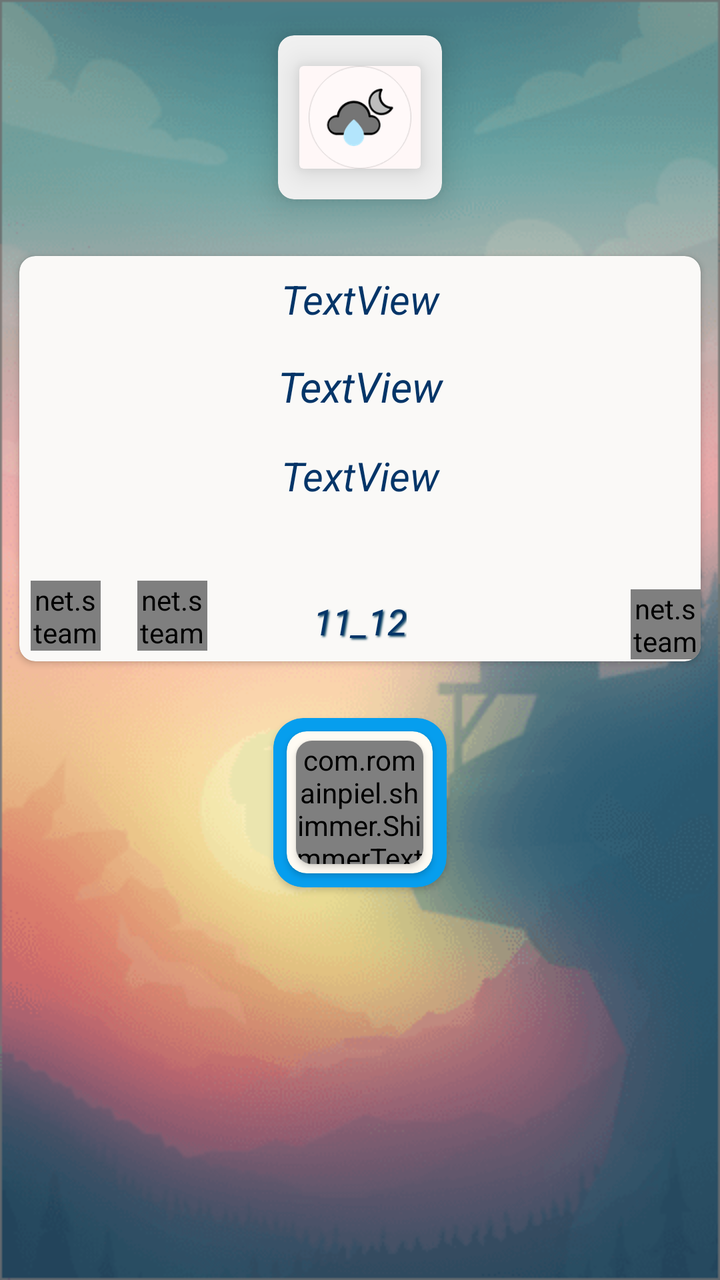
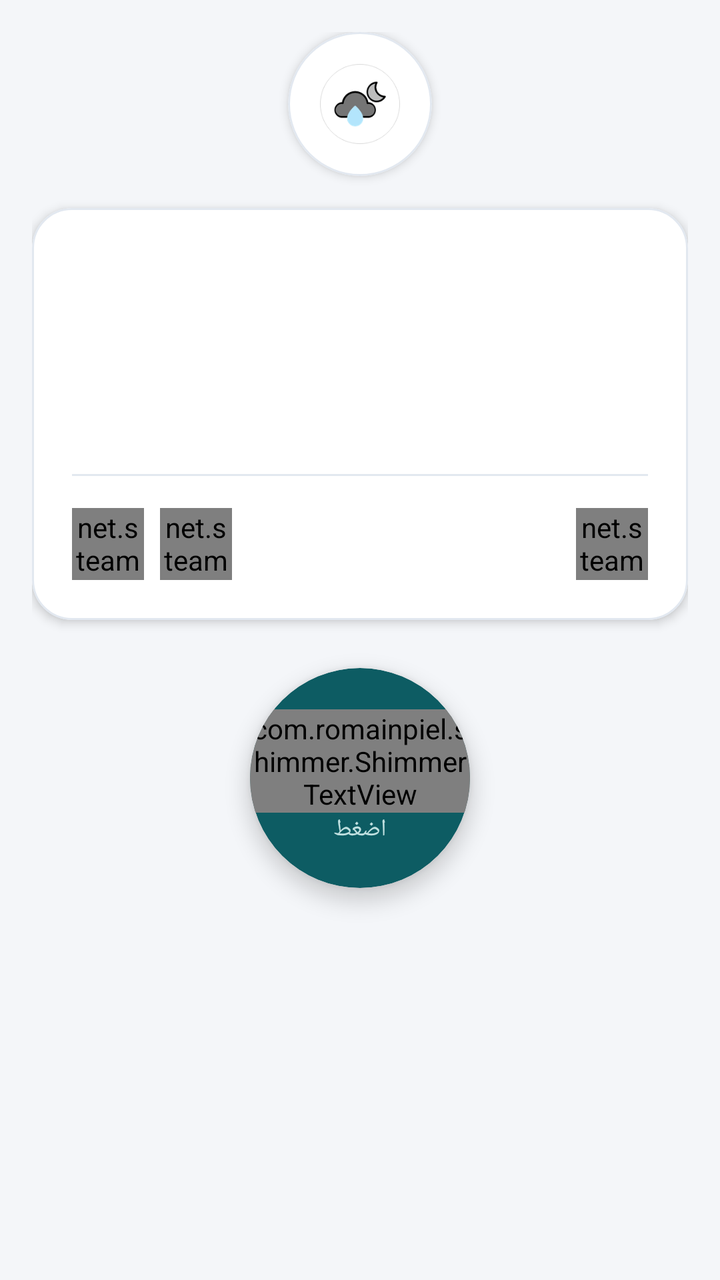

Before-and-after screenshots of an Android layout around one commit, followed by the original layout XML and the change that was made.
<!-- AndroidManifest.xml: application theme AppTheme -->
<!-- res/layout/design_pager2.xml -->
<?xml version="1.0" encoding="utf-8"?>
<LinearLayout xmlns:android="http://schemas.android.com/apk/res/android"
    android:layout_width="match_parent"
    xmlns:app="http://schemas.android.com/apk/res-auto"
    xmlns:tools="http://schemas.android.com/tools"
    android:orientation="vertical"
    android:id="@+id/linearrr2"
    android:background="@drawable/bac_page2"
    android:layout_height="match_parent">
    <ScrollView
        android:layout_width="match_parent"
        android:layout_height="wrap_content">

        <LinearLayout
            android:layout_width="match_parent"
            android:layout_height="wrap_content"
            android:orientation="vertical" >

            <LinearLayout
                android:layout_width="match_parent"
                android:gravity="center"
                android:layout_height="wrap_content">
                <androidx.cardview.widget.CardView
                    android:layout_width="wrap_content"
                    app:cardBackgroundColor="#F0F0F0"
                    app:cardElevation="10dp"
                    app:cardCornerRadius="8dp"
                    app:cardUseCompatPadding="true"
                    android:layout_height="wrap_content">
                    <androidx.cardview.widget.CardView
                        android:layout_width="80dp"
                        app:cardUseCompatPadding="true"
                        app:cardBackgroundColor="#FFF7F7"
                        app:cardElevation="9dp"
                        android:layout_margin="1dp"
                        android:layout_height="80dp">
                        <ImageView
                            android:id="@+id/imgpager1"
                            android:layout_width="wrap_content"
                            android:src="@drawable/icon_b"
                            android:layout_height="wrap_content" />
                    </androidx.cardview.widget.CardView>
                </androidx.cardview.widget.CardView>

            </LinearLayout>
            <androidx.cardview.widget.CardView
                android:layout_width="match_parent"
                app:cardUseCompatPadding="true"
                android:elevation="5dp"
                app:cardBackgroundColor="#FAF9F7"
                app:cardCornerRadius="8dp"
                android:layout_margin="5dp"
                android:layout_height="wrap_content">
                <LinearLayout
                    android:layout_width="match_parent"
                    android:orientation="vertical"
                    android:layout_height="match_parent">

                    <TextView
                        android:id="@+id/textpagerm1"
                        android:gravity="center"
                        android:layout_margin="8dp"
                        android:textSize="20sp"
                        android:shadowDx="2"
                        android:shadowDy="2"
                        android:shadowColor="#073F5E"
                        android:textColor="#043568"
                        android:textStyle="italic"
                        android:lineSpacingExtra="5dp"
                        android:layout_width="match_parent"
                        android:layout_height="wrap_content"
                        android:text="TextView" />
                    <TextView
                        android:id="@+id/textpagerm2"
                        android:gravity="center"

                        android:layout_margin="8dp"
                        android:textSize="21sp"
                        android:shadowDx="2"
                        android:shadowDy="2"
                        android:shadowColor="#073F5E"
                        android:textColor="#043568"
                        android:textStyle="italic"
                        android:lineSpacingExtra="5dp"
                        android:layout_width="match_parent"
                        android:layout_height="wrap_content"
                        android:text="TextView" />
                    <TextView
                        android:id="@+id/textpagerm3"
                        android:gravity="center"
                        android:layout_margin="9dp"
                        android:textSize="20sp"
                        android:shadowDx="2"
                        android:shadowDy="2"
                        android:shadowColor="#073F5E"
                        android:textColor="#043568"
                        android:textStyle="italic"
                        android:lineSpacingExtra="5dp"
                        android:layout_width="match_parent"
                        android:layout_height="wrap_content"
                        android:text="TextView" />
                    <LinearLayout
                        android:layout_width="match_parent"
                        android:layout_height="30dp">

                    </LinearLayout>


                    <androidx.constraintlayout.widget.ConstraintLayout
                        android:layout_width="match_parent"
                        android:layout_height="wrap_content">

                        <TextView
                            android:id="@+id/textpage2"
                            android:layout_width="wrap_content"
                            android:layout_height="wrap_content"
                            android:layout_gravity="center"
                            android:layout_margin="8dp"
                            android:layout_marginStart="8dp"
                            android:layout_marginEnd="8dp"
                            android:layout_marginBottom="8dp"
                            android:gravity="center"
                            android:lineSpacingExtra="5dp"
                            android:shadowColor="#073F5E"
                            android:shadowDx="2"
                            android:shadowDy="2"
                            android:shadowRadius="2"
                            android:text="11_12"
                            android:textColor="#043568"
                            android:textSize="18sp"
                            android:textStyle="italic"
                            app:layout_constraintBottom_toBottomOf="parent"
                            app:layout_constraintEnd_toEndOf="parent"
                            app:layout_constraintStart_toStartOf="parent"
                            app:layout_constraintTop_toTopOf="parent"
                            app:layout_constraintVertical_bias="0.0" />

                        <net.steamcrafted.materialiconlib.MaterialIconView
                            android:id="@+id/relodmm"
                            android:layout_width="35dp"
                            android:layout_height="35dp"
                            android:layout_alignParentEnd="true"
                            android:scaleType="center"
                            app:layout_constraintBottom_toBottomOf="parent"
                            app:layout_constraintEnd_toEndOf="parent"
                            app:layout_constraintHorizontal_bias="1.0"
                            app:layout_constraintStart_toStartOf="parent"
                            app:layout_constraintTop_toTopOf="parent"
                            app:layout_constraintVertical_bias="0.8"
                            app:materialIcon="reload"
                            app:materialIconColor="#7B1FA2"
                            app:materialIconSize="35dp"
                            tools:ignore="MissingConstraints" />

                        <net.steamcrafted.materialiconlib.MaterialIconView
                            android:id="@+id/copt2"
                            android:layout_width="35dp"
                            android:layout_height="35dp"
                            android:layout_alignParentEnd="true"
                            android:scaleType="center"
                            app:layout_constraintBottom_toBottomOf="parent"
                            app:layout_constraintEnd_toEndOf="parent"
                            app:layout_constraintHorizontal_bias="0.193"
                            app:layout_constraintStart_toStartOf="parent"
                            app:layout_constraintTop_toTopOf="parent"
                            app:layout_constraintVertical_bias="0.0"
                            app:materialIcon="content_copy"
                            app:materialIconColor="#7B1FA2"
                            app:materialIconSize="35dp"
                            tools:ignore="MissingConstraints" />

                        <net.steamcrafted.materialiconlib.MaterialIconView
                            android:id="@+id/share2"
                            android:layout_width="35dp"
                            android:layout_height="35dp"
                            android:layout_alignParentEnd="true"
                            android:scaleType="center"
                            app:layout_constraintBottom_toBottomOf="parent"
                            app:layout_constraintEnd_toEndOf="parent"
                            app:layout_constraintHorizontal_bias="0.019"
                            app:layout_constraintStart_toStartOf="parent"
                            app:layout_constraintTop_toTopOf="parent"
                            app:layout_constraintVertical_bias="0.0"
                            app:materialIcon="share_variant"
                            app:materialIconColor="#7B1FA2"
                            app:materialIconSize="35dp"
                            tools:ignore="MissingConstraints" />
                    </androidx.constraintlayout.widget.ConstraintLayout>

                </LinearLayout>

            </androidx.cardview.widget.CardView>
            <LinearLayout
                android:layout_width="match_parent"
                android:orientation="vertical"
                android:layout_gravity="bottom"
                android:layout_height="wrap_content"/>
            <LinearLayout
                android:layout_width="match_parent"
                android:layout_gravity="bottom"
                android:gravity="center"
                android:layout_height="wrap_content">
                <androidx.cardview.widget.CardView
                    app:cardBackgroundColor="#069EEE"
                    android:layout_width="100dp"
                    app:cardCornerRadius="15dp"
                    android:layout_gravity="center"
                    app:cardUseCompatPadding="true"
                    android:layout_margin="10dp"
                    android:layout_height="100dp">
                    <androidx.cardview.widget.CardView
                        android:id="@+id/car2"
                        app:cardBackgroundColor="#FFFBF3"
                        android:layout_width="83dp"
                        app:cardCornerRadius="10dp"
                        android:layout_gravity="center"
                        app:cardUseCompatPadding="true"
                        android:layout_margin="5dp"
                        android:layout_height="83dp">
                        <androidx.cardview.widget.CardView
                            app:cardBackgroundColor="#DFDADA"
                            android:layout_width="73dp"
                            android:layout_gravity="center"
                            app:cardUseCompatPadding="true"
                            android:layout_margin="1dp"
                            app:cardCornerRadius="8dp"
                            android:layout_height="73dp">
                            <LinearLayout
                                android:layout_width="match_parent"
                                android:layout_height="match_parent">
                                <com.romainpiel.shimmer.ShimmerTextView
                                    android:id="@+id/cccu"
                                    android:text="0"
                                    android:layout_width="match_parent"
                                    android:layout_height="match_parent"
                                    android:layout_gravity="center"
                                    android:gravity="center"
                                    android:textColor="#7B1FA2"
                                    android:textSize="30sp"
                                    android:textStyle="bold"
                                    />
                            </LinearLayout>
                        </androidx.cardview.widget.CardView>
                    </androidx.cardview.widget.CardView>
                </androidx.cardview.widget.CardView>
            </LinearLayout>
        </LinearLayout>

    </ScrollView>

</LinearLayout>
<!-- resources referenced by this layout -->
<resources>
  <!-- drawable bac_page2: png bitmap (drawable, 57527 bytes) -->
  <!-- drawable icon_b: png bitmap (drawable, 2736 bytes) -->
  <style name="AppTheme" parent="Theme.AppCompat.Light.NoActionBar">
          
          <item name="colorPrimary">@color/colorPrimary</item>
          <item name="colorPrimaryDark">@color/colorPrimaryDark</item>
          <item name="colorAccent">@color/colorAccent</item>
      </style>
  <color name="colorPrimary">#9C0884</color>
  <color name="colorPrimaryDark">#9C0884</color>
  <color name="colorAccent">#9C0884</color>
</resources>

<!-- the commit's change to res/layout/design_pager2.xml (unified diff, before → after) -->
@@ -1,111 +1,100 @@
 <?xml version="1.0" encoding="utf-8"?>
 <LinearLayout xmlns:android="http://schemas.android.com/apk/res/android"
+    xmlns:app="http://schemas.android.com/apk/res-auto"
+    android:id="@+id/linearrr2"
     android:layout_width="match_parent"
-    xmlns:app="http://schemas.android.com/apk/res-auto"
-    xmlns:tools="http://schemas.android.com/tools"
-    android:orientation="vertical"
-    android:id="@+id/linearrr2"
-    android:background="@drawable/bac_page2"
-    android:layout_height="match_parent">
+    android:layout_height="match_parent"
+    android:background="@color/app_background"
+    android:orientation="vertical">
+
     <ScrollView
         android:layout_width="match_parent"
-        android:layout_height="wrap_content">
+        android:layout_height="match_parent"
+        android:clipToPadding="false"
+        android:fillViewport="true"
+        android:padding="16dp">
 
         <LinearLayout
             android:layout_width="match_parent"
             android:layout_height="wrap_content"
-            android:orientation="vertical" >
-
-            <LinearLayout
+            android:gravity="center_horizontal"
+            android:orientation="vertical">
+
+            
+            <com.google.android.material.card.MaterialCardView
+                android:layout_width="72dp"
+                android:layout_height="72dp"
+                android:layout_marginBottom="16dp"
+                app:cardBackgroundColor="@color/card_surface"
+                app:cardCornerRadius="36dp"
+                app:cardElevation="3dp"
+                app:strokeColor="@color/card_stroke"
+                app:strokeWidth="1dp">
+
+                <ImageView
+                    android:id="@+id/imgpager1"
+                    android:layout_width="40dp"
+                    android:layout_height="40dp"
+                    android:layout_gravity="center"
+                    android:src="@drawable/icon_b" />
+
+            </com.google.android.material.card.MaterialCardView>
+
+            
+            <com.google.android.material.card.MaterialCardView
                 android:layout_width="match_parent"
-                android:gravity="center"
-                android:layout_height="wrap_content">
-                <androidx.cardview.widget.CardView
-                    android:layout_width="wrap_content"
-                    app:cardBackgroundColor="#F0F0F0"
-                    app:cardElevation="10dp"
-                    app:cardCornerRadius="8dp"
-                    app:cardUseCompatPadding="true"
-                    android:layout_height="wrap_content">
-                    <androidx.cardview.widget.CardView
-                        android:layout_width="80dp"
-                        app:cardUseCompatPadding="true"
-                        app:cardBackgroundColor="#FFF7F7"
-                        app:cardElevation="9dp"
-                        android:layout_margin="1dp"
-                        android:layout_height="80dp">
-                        <ImageView
-                            android:id="@+id/imgpager1"
-                            android:layout_width="wrap_content"
-                            android:src="@drawable/icon_b"
-                            android:layout_height="wrap_content" />
-                    </androidx.cardview.widget.CardView>
-                </androidx.cardview.widget.CardView>
-
-            </LinearLayout>
-            <androidx.cardview.widget.CardView
-                android:layout_width="match_parent"
-                app:cardUseCompatPadding="true"
-                android:elevation="5dp"
-                app:cardBackgroundColor="#FAF9F7"
-                app:cardCornerRadius="8dp"
-                android:layout_margin="5dp"
-                android:layout_height="wrap_content">
+                android:layout_height="wrap_content"
+                android:layout_marginBottom="24dp"
+                app:cardBackgroundColor="@color/card_surface"
+                app:cardCornerRadius="20dp"
+                app:cardElevation="3dp"
+                app:strokeColor="@color/card_stroke"
+                app:strokeWidth="1dp">
+
                 <LinearLayout
                     android:layout_width="match_parent"
+                    android:layout_height="wrap_content"
                     android:orientation="vertical"
-                    android:layout_height="match_parent">
+                    android:padding="20dp">
 
                     <TextView
                         android:id="@+id/textpagerm1"
-                        android:gravity="center"
-                        android:layout_margin="8dp"
+                        android:layout_width="match_parent"
+                        android:layout_height="wrap_content"
+                        android:gravity="center"
+                        android:lineSpacingExtra="8dp"
+                        android:textColor="@color/text_primary"
                         android:textSize="20sp"
-                        android:shadowDx="2"
-                        android:shadowDy="2"
-                        android:shadowColor="#073F5E"
-                        android:textColor="#043568"
-                        android:textStyle="italic"
-                        android:lineSpacingExtra="5dp"
-                        android:layout_width="match_parent"
-                        android:layout_height="wrap_content"
-                        android:text="TextView" />
+                        android:textStyle="bold" />
+
                     <TextView
                         android:id="@+id/textpagerm2"
-                        android:gravity="center"
-
-                        android:layout_margin="8dp"
-                        android:textSize="21sp"
-                        android:shadowDx="2"
-                        android:shadowDy="2"
-                        android:shadowColor="#073F5E"
-                        android:textColor="#043568"
-                        android:textStyle="italic"
-                        android:lineSpacingExtra="5dp"
-                        android:layout_width="match_parent"
-                        android:layout_height="wrap_content"
-                        android:text="TextView" />
+                        android:layout_width="match_parent"
+                        android:layout_height="wrap_content"
+                        android:layout_marginTop="12dp"
+                        android:gravity="center"
+                        android:lineSpacingExtra="8dp"
+                        android:textColor="@color/text_primary"
+                        android:textSize="18sp" />
+
                     <TextView
                         android:id="@+id/textpagerm3"
-                        android:gravity="center"
-                        android:layout_margin="9dp"
-                        android:textSize="20sp"
-                        android:shadowDx="2"
-                        android:shadowDy="2"
-                        android:shadowColor="#073F5E"
-                        android:textColor="#043568"
-                        android:textStyle="italic"
-                        android:lineSpacingExtra="5dp"
-                        android:layout_width="match_parent"
-                        android:layout_height="wrap_content"
-                        android:text="TextView" />
-                    <LinearLayout
-                        android:layout_width="match_parent"
-                        android:layout_height="30dp">
-
-                    </LinearLayout>
-
-
+                        android:layout_width="match_parent"
+                        android:layout_height="wrap_content"
+                        android:layout_marginTop="12dp"
+                        android:gravity="center"
+                        android:lineSpacingExtra="8dp"
+                        android:textColor="@color/text_secondary"
+                        android:textSize="16sp" />
+
+                    
+                    <View
+                        android:layout_width="match_parent"
+                        android:layout_height="1dp"
+                        android:layout_marginVertical="16dp"
+                        android:background="@color/card_stroke" />
+
+                    
                     <androidx.constraintlayout.widget.ConstraintLayout
                         android:layout_width="match_parent"
                         android:layout_height="wrap_content">
@@ -114,136 +103,100 @@
                             android:id="@+id/textpage2"
                             android:layout_width="wrap_content"
                             android:layout_height="wrap_content"
-                            android:layout_gravity="center"
-                            android:layout_margin="8dp"
-                            android:layout_marginStart="8dp"
-                            android:layout_marginEnd="8dp"
-                            android:layout_marginBottom="8dp"
-                            android:gravity="center"
-                            android:lineSpacingExtra="5dp"
-                            android:shadowColor="#073F5E"
-                            android:shadowDx="2"
-                            android:shadowDy="2"
-                            android:shadowRadius="2"
-                            android:text="11_12"
-                            android:textColor="#043568"
-                            android:textSize="18sp"
-                            android:textStyle="italic"
+                            android:textColor="@color/text_gold"
+                            android:textSize="16sp"
+                            android:textStyle="bold"
                             app:layout_constraintBottom_toBottomOf="parent"
                             app:layout_constraintEnd_toEndOf="parent"
                             app:layout_constraintStart_toStartOf="parent"
-                            app:layout_constraintTop_toTopOf="parent"
-                            app:layout_constraintVertical_bias="0.0" />
+                            app:layout_constraintTop_toTopOf="parent" />
+
+                        <LinearLayout
+                            android:layout_width="wrap_content"
+                            android:layout_height="wrap_content"
+                            android:orientation="horizontal"
+                            app:layout_constraintBottom_toBottomOf="parent"
+                            app:layout_constraintStart_toStartOf="parent"
+                            app:layout_constraintTop_toTopOf="parent">
+
+                            <net.steamcrafted.materialiconlib.MaterialIconView
+                                android:id="@+id/share2"
+                                android:layout_width="36dp"
+                                android:layout_height="36dp"
+                                android:scaleType="center"
+                                app:materialIcon="share_variant"
+                                app:materialIconColor="@color/text_secondary"
+                                app:materialIconSize="24dp" />
+
+                            <net.steamcrafted.materialiconlib.MaterialIconView
+                                android:id="@+id/copt2"
+                                android:layout_width="36dp"
+                                android:layout_height="36dp"
+                                android:layout_marginStart="8dp"
+                                android:scaleType="center"
+                                app:materialIcon="content_copy"
+                                app:materialIconColor="@color/text_secondary"
+                                app:materialIconSize="24dp" />
+
+                        </LinearLayout>
 
                         <net.steamcrafted.materialiconlib.MaterialIconView
                             android:id="@+id/relodmm"
-                            android:layout_width="35dp"
-                            android:layout_height="35dp"
-                            android:layout_alignParentEnd="true"
+                            android:layout_width="36dp"
+                            android:layout_height="36dp"
                             android:scaleType="center"
                             app:layout_constraintBottom_toBottomOf="parent"
                             app:layout_constraintEnd_toEndOf="parent"
-                            app:layout_constraintHorizontal_bias="1.0"
-                            app:layout_constraintStart_toStartOf="parent"
                             app:layout_constraintTop_toTopOf="parent"
-                            app:layout_constraintVertical_bias="0.8"
                             app:materialIcon="reload"
-                            app:materialIconColor="#7B1FA2"
-                            app:materialIconSize="35dp"
-                            tools:ignore="MissingConstraints" />
-
-                        <net.steamcrafted.materialiconlib.MaterialIconView
-                            android:id="@+id/copt2"
-                            android:layout_width="35dp"
-                            android:layout_height="35dp"
-                            android:layout_alignParentEnd="true"
-                            android:scaleType="center"
-                            app:layout_constraintBottom_toBottomOf="parent"
-                            app:layout_constraintEnd_toEndOf="parent"
-                            app:layout_constraintHorizontal_bias="0.193"
-                            app:layout_constraintStart_toStartOf="parent"
-                            app:layout_constraintTop_toTopOf="parent"
-                            app:layout_constraintVertical_bias="0.0"
-                            app:materialIcon="content_copy"
-                            app:materialIconColor="#7B1FA2"
-                            app:materialIconSize="35dp"
-                            tools:ignore="MissingConstraints" />
-
-                        <net.steamcrafted.materialiconlib.MaterialIconView
-                            android:id="@+id/share2"
-                            android:layout_width="35dp"
-                            android:layout_height="35dp"
-                            android:layout_alignParentEnd="true"
-                            android:scaleType="center"
-                            app:layout_constraintBottom_toBottomOf="parent"
-                            app:layout_constraintEnd_toEndOf="parent"
-                            app:layout_constraintHorizontal_bias="0.019"
-                            app:layout_constraintStart_toStartOf="parent"
-                            app:layout_constraintTop_toTopOf="parent"
-                            app:layout_constraintVertical_bias="0.0"
-                            app:materialIcon="share_variant"
-                            app:materialIconColor="#7B1FA2"
-                            app:materialIconSize="35dp"
-                            tools:ignore="MissingConstraints" />
+                            app:materialIconColor="@color/text_secondary"
+                            app:materialIconSize="24dp" />
+
                     </androidx.constraintlayout.widget.ConstraintLayout>
 
                 </LinearLayout>
 
-            </androidx.cardview.widget.CardView>
-            <LinearLayout
-                android:layout_width="match_parent"
-                android:orientation="vertical"
-                android:layout_gravity="bottom"
-                android:layout_height="wrap_content"/>
-            <LinearLayout
-                android:layout_width="match_parent"
-                android:layout_gravity="bottom"
-                android:gravity="center"
-                android:layout_height="wrap_content">
-                <androidx.cardview.widget.CardView
-                    app:cardBackgroundColor="#069EEE"
-                    android:layout_width="100dp"
-                    app:cardCornerRadius="15dp"
-                    android:layout_gravity="center"
-                    app:cardUseCompatPadding="true"
-                    android:layout_margin="10dp"
-                    android:layout_height="100dp">
-                    <androidx.cardview.widget.CardView
-                        android:id="@+id/car2"
-                        app:cardBackgroundColor="#FFFBF3"
-                        android:layout_width="83dp"
-                        app:cardCornerRadius="10dp"
-                        android:layout_gravity="center"
-                        app:cardUseCompatPadding="true"
-                        android:layout_margin="5dp"
-                        android:layout_height="83dp">
-                        <androidx.cardview.widget.CardView
-                            app:cardBackgroundColor="#DFDADA"
-                            android:layout_width="73dp"
-                            android:layout_gravity="center"
-                            app:cardUseCompatPadding="true"
-                            android:layout_margin="1dp"
-                            app:cardCornerRadius="8dp"
-                            android:layout_height="73dp">
-                            <LinearLayout
-                                android:layout_width="match_parent"
-                                android:layout_height="match_parent">
-                                <com.romainpiel.shimmer.ShimmerTextView
-                                    android:id="@+id/cccu"
-                                    android:text="0"
-                                    android:layout_width="match_parent"
-                                    android:layout_height="match_parent"
-                                    android:layout_gravity="center"
-                                    android:gravity="center"
-                                    android:textColor="#7B1FA2"
-                                    android:textSize="30sp"
-                                    android:textStyle="bold"
-                                    />
-                            </LinearLayout>
-                        </androidx.cardview.widget.CardView>
-                    </androidx.cardview.widget.CardView>
-                </androidx.cardview.widget.CardView>
-            </LinearLayout>
+            </com.google.android.material.card.MaterialCardView>
+
+            
+            <com.google.android.material.card.MaterialCardView
+                android:id="@+id/car2"
+                android:layout_width="110dp"
+                android:layout_height="110dp"
+                android:clickable="true"
+                android:focusable="true"
+                android:foreground="?attr/selectableItemBackground"
+                app:cardBackgroundColor="@color/colorPrimary"
+                app:cardCornerRadius="55dp"
+                app:cardElevation="6dp">
+
+                <LinearLayout
+                    android:layout_width="match_parent"
+                    android:layout_height="match_parent"
+                    android:gravity="center"
+                    android:orientation="vertical">
+
+                    <com.romainpiel.shimmer.ShimmerTextView
+                        android:id="@+id/cccu"
+                        android:layout_width="wrap_content"
+                        android:layout_height="wrap_content"
+                        android:gravity="center"
+                        android:text="0"
+                        android:textColor="#FFFFFF"
+                        android:textSize="32sp"
+                        android:textStyle="bold" />
+
+                    <TextView
+                        android:layout_width="wrap_content"
+                        android:layout_height="wrap_content"
+                        android:text="اضغط"
+                        android:textColor="#C0E0E0"
+                        android:textSize="12sp" />
+
+                </LinearLayout>
+
+            </com.google.android.material.card.MaterialCardView>
+
         </LinearLayout>
 
     </ScrollView>
<!-- resource entries referenced after the edit -->
@@ -1,15 +1,20 @@
 <!-- resources referenced by this layout -->
 <resources>
-  <!-- drawable bac_page2: png bitmap (drawable, 57527 bytes) -->
+  <color name="app_background">#F4F6F9</color>
+  <color name="card_stroke">#E2E8F0</color>
+  <color name="card_surface">#FFFFFF</color>
   <!-- drawable icon_b: png bitmap (drawable, 2736 bytes) -->
-  <style name="AppTheme" parent="Theme.AppCompat.Light.NoActionBar">
-          
+  <style name="AppTheme" parent="Theme.MaterialComponents.DayNight.NoActionBar">
           <item name="colorPrimary">@color/colorPrimary</item>
           <item name="colorPrimaryDark">@color/colorPrimaryDark</item>
           <item name="colorAccent">@color/colorAccent</item>
+          <item name="android:windowBackground">@color/app_background</item>
       </style>
-  <color name="colorPrimary">#9C0884</color>
-  <color name="colorPrimaryDark">#9C0884</color>
-  <color name="colorAccent">#9C0884</color>
+  <color name="colorPrimary">#0D5C63</color>
+  <color name="text_gold">#C68B59</color>
+  <color name="text_primary">#1E293B</color>
+  <color name="text_secondary">#64748B</color>
+  <color name="colorPrimaryDark">#093F44</color>
+  <color name="colorAccent">#C68B59</color>
 </resources>
 
